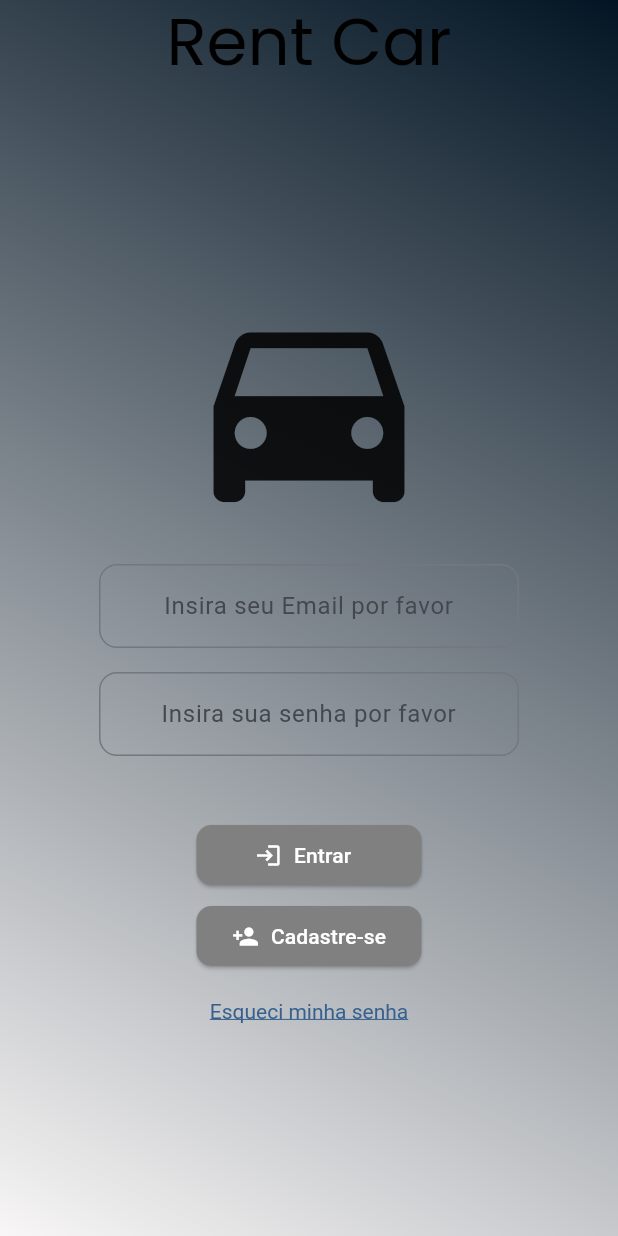
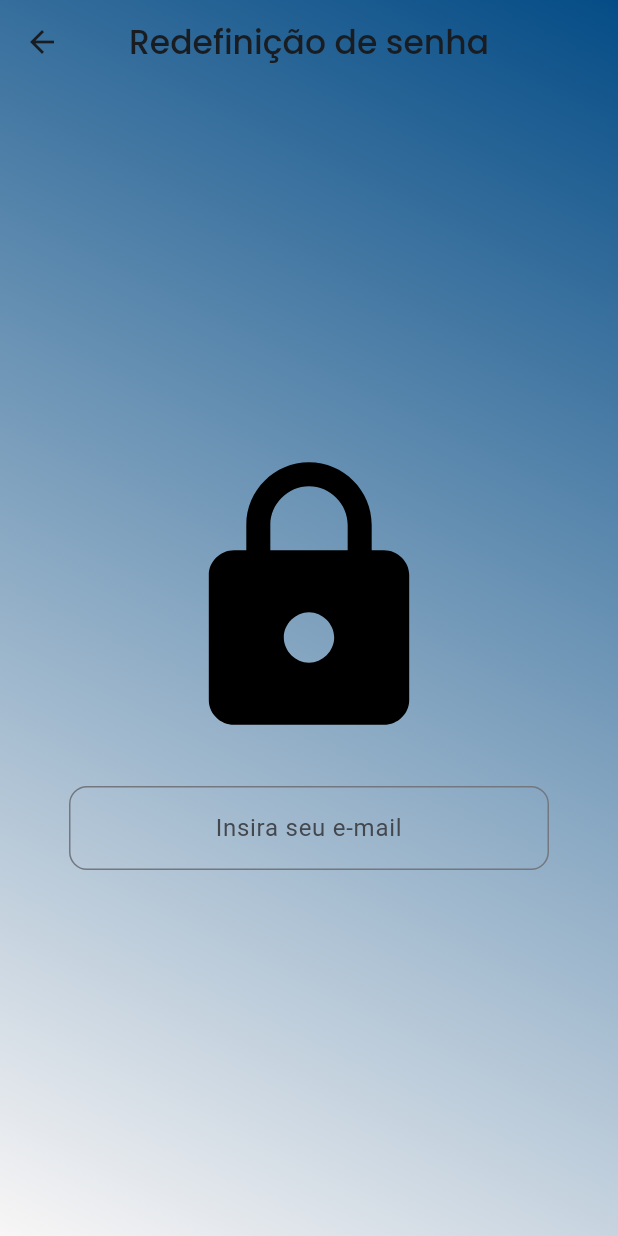
Before and after one commit to devtheozzinho/theo_2025, a Flutter app: the screen it shows after launch, after a tap on "Esqueci minha senha", on a phone screen of 412 x 824 dp. Run offline on Flutter 3.47's test engine with Material 3 defaults, Android fonts, the phone set to English and light mode, and no system bars; our stand-ins replace google_fonts; network calls fail.

Commit message:
criado nova tela de redefinir senha

```diff
--- a/academia/lib/form/formulario.dart
+++ b/academia/lib/form/formulario.dart
@@ -1,8 +1,7 @@
 import 'package:flutter/material.dart';
-import 'package:flutter/rendering.dart';
 import '../login/widgets/gradient.dart';
 import 'form_controller.dart';
-import '../login/view/class.dart';
+import '../login/widgets/confirm_user.dart';
 
 class Formulario extends StatelessWidget {
   const Formulario({super.key});
@@ -14,6 +13,7 @@ class Formulario extends StatelessWidget {
       appBar: AppBar(
         title: Text(
           'Cadastro de Usuário',
+          style: TextStyle(fontWeight: FontWeight.bold),
         ),
         backgroundColor: Colors.transparent,
         centerTitle: true,
--- /dev/null
+++ b/academia/lib/login/view/forget_password.dart
@@ -0,0 +1,53 @@
+import 'package:flutter/material.dart';
+import 'package:google_fonts/google_fonts.dart';
+import '../widgets/gradient.dart';
+import '../widgets/icon.dart';
+
+class ForgetPassword extends StatelessWidget {
+  const ForgetPassword({super.key});
+
+  @override
+  Widget build(BuildContext context) {
+    return Scaffold(
+      extendBodyBehindAppBar: true,
+      appBar: AppBar(
+        centerTitle: true,
+        backgroundColor: Colors.transparent,
+        title: Text(
+          "Redefinição de senha",
+          style: GoogleFonts.poppins(fontWeight: FontWeight.w500),
+        ),
+      ),
+      body: GradientApp(
+        child: Center(
+          child: Column(
+            mainAxisAlignment: MainAxisAlignment.center,
+            children: [
+              const SizedBox(
+                height: kToolbarHeight + 0,
+              ),
+              IconApp(
+                icone: Icons.lock,
+                cor: Colors.black,
+                tamanho: 200,
+              ),
+              const SizedBox(height: 24),
+              SizedBox(
+                width: 320,
+                child: TextFormField(
+                  textAlign: TextAlign.center,
+                  decoration: InputDecoration(
+                    border: OutlineInputBorder(
+                      borderRadius: BorderRadius.circular(12),
+                    ),
+                    hintText: "Insira seu e-mail",
+                  ),
+                ),
+              ),
+            ],
+          ),
+        ),
+      ),
+    );
+  }
+}
--- a/academia/lib/login/view/login.dart
+++ b/academia/lib/login/view/login.dart
@@ -2,15 +2,18 @@ import 'package:flutter/material.dart';
 import 'package:google_fonts/google_fonts.dart';
 import '../widgets/icon.dart';
 import '../widgets/Gradient.dart';
-import '../controller/user_name.dart';
-import '../../form/form_controller.dart';
-import '../../form/formulario.dart';
-import '../widgets/elevatdButton.dart';
-import '../widgets/forgetPassword.dart';
-import '../widgets/cadastroApp.dart';
+// import '../controller/user_name.dart';
+// import '../../form/form_controller.dart';
+// import '../../form/formulario.dart';
+import '../widgets/elevatd_button.dart';
+import '../widgets/forget_password.dart';
+import '../widgets/cadastro_app.dart';
+import '../view/forget_password.dart';
 // import 'package:material_color_utilities/material_color_utilities.dart';
 
 class MeuAplicativo extends StatefulWidget {
+  const MeuAplicativo({super.key});
+
   @override
   _MeuAplicativoState createState() => _MeuAplicativoState();
 }
@@ -52,7 +55,11 @@ class _MeuAplicativoState extends State<MeuAplicativo> {
                     child: Column(
                       mainAxisAlignment: MainAxisAlignment.center,
                       children: [
-                        IconCar(),
+                        IconApp(
+                          cor: Colors.black,
+                          tamanho: 200,
+                          icone: Icons.directions_car,
+                        ),
                         SizedBox(
                           height: 20,
                         ),
--- a/academia/lib/login/widgets/cadastroApp.dart
+++ b/academia/lib/login/widgets/cadastro_app.dart
@@ -17,7 +17,7 @@ class CadastroApp extends StatelessWidget {
           'Cadastre-se',
         ),
         style: ElevatedButton.styleFrom(
-          backgroundColor: Color.fromARGB(255, 128, 128, 128),
+          backgroundColor: Color.fromARGB(255, 39, 38, 73),
           foregroundColor: Colors.white,
           padding: EdgeInsets.symmetric(vertical: 10),
           shape: RoundedRectangleBorder(
--- a/academia/lib/login/widgets/confirmUser.dart
+++ b/academia/lib/login/widgets/confirm_user.dart
@@ -1,9 +1,9 @@
 import 'package:flutter/material.dart';
-
-import 'package:flutter/material.dart';
-import '../../form/form_controller.dart';
+// import '../../form/form_controller.dart';
 
 class ConfirFormUSer extends StatelessWidget {
+  const ConfirFormUSer({super.key});
+
   @override
   Widget build(BuildContext context) {
     return Align(
@@ -14,7 +14,7 @@ class ConfirFormUSer extends StatelessWidget {
           color: Colors.white,
         ),
         onPressed: () {
-          Navigator.pushNamed(context, 'cards');
+          Navigator.pushNamed(context, '/cards');
           // validatorCadastro(context);
         },
         label: Text(
@@ -26,7 +26,7 @@ class ConfirFormUSer extends StatelessWidget {
             borderRadius: BorderRadius.circular(10),
           ),
           foregroundColor: Colors.white,
-          backgroundColor: Color(0xFF808080),
+          backgroundColor: Color.fromARGB(255, 39, 38, 73),
         ),
       ),
     );
--- a/academia/lib/login/widgets/elevatdButton.dart
+++ b/academia/lib/login/widgets/elevatd_button.dart
@@ -1,15 +1,14 @@
 import 'package:flutter/material.dart';
-
 
 class ElevatedButtomApp extends StatelessWidget {
   final TextEditingController? emailcontroller;
   final TextEditingController? passwordcontroller;
 
   const ElevatedButtomApp({
-    Key? key,
+    super.key,
     required this.emailcontroller,
     required this.passwordcontroller,
-  }) : super(key: key);
+  });
 
   @override
   Widget build(BuildContext context) {
@@ -34,13 +33,12 @@ class ElevatedButtomApp extends StatelessWidget {
             'Entrar',
           ),
           style: ElevatedButton.styleFrom(
-            minimumSize: Size(150, 40),
-            shape: RoundedRectangleBorder(
-              borderRadius: BorderRadius.circular(10),
-            ),
-            foregroundColor: Colors.white,
-            backgroundColor: Color(0xFF808080),
-          ),
+              minimumSize: Size(150, 40),
+              shape: RoundedRectangleBorder(
+                borderRadius: BorderRadius.circular(10),
+              ),
+              foregroundColor: Colors.white,
+              backgroundColor: Color.fromARGB(255, 39, 38, 73)),
         ),
       ],
     );
--- a/academia/lib/login/widgets/forgetPassword.dart
+++ b/academia/lib/login/widgets/forget_password.dart
@@ -1,12 +1,15 @@
 import 'package:flutter/material.dart';
 
 class ButtomForgetPassword extends StatelessWidget {
+  const ButtomForgetPassword({super.key});
+
   @override
   Widget build(BuildContext context) {
     return SafeArea(
       child: TextButton(
-        onPressed: () {},
-        child: Text('Esqueci minha senha'),
+        onPressed: () {
+          Navigator.pushNamed(context, '/forgetPassword');
+        },
         style: TextButton.styleFrom(
           padding: EdgeInsets.zero,
           tapTargetSize: MaterialTapTargetSize.shrinkWrap,
@@ -14,6 +17,7 @@ class ButtomForgetPassword extends StatelessWidget {
             decoration: TextDecoration.underline,
           ),
         ),
+        child: Text('Esqueci minha senha'),
       ),
     );
   }
--- a/academia/lib/login/widgets/gradient.dart
+++ b/academia/lib/login/widgets/gradient.dart
@@ -3,7 +3,7 @@ import 'package:flutter/material.dart';
 class GradientApp extends StatelessWidget {
   final Widget child;
 
-  const GradientApp({Key? key, required this.child}) : super(key: key);
+  const GradientApp({super.key, required this.child});
   // o required que eu coloquei era o que precisa para voce inicializar a variavel e permitir o parametro.
 
   @override
@@ -16,7 +16,7 @@ class GradientApp extends StatelessWidget {
           begin: Alignment.topRight,
           end: Alignment.bottomLeft,
           colors: [
-            Color.fromARGB(255, 3, 21, 36),
+            Color.fromARGB(255, 5, 76, 134),
             Color.fromARGB(255, 248, 246, 246),
           ],
         ),
--- a/academia/lib/login/widgets/icon.dart
+++ b/academia/lib/login/widgets/icon.dart
@@ -1,11 +1,23 @@
 import 'package:flutter/material.dart';
 
-class IconCar extends StatelessWidget {
+class IconApp extends StatelessWidget {
+  final IconData icone;
+  final Color cor;
+  final double tamanho;
+
+  const IconApp({
+    super.key,
+    this.cor = Colors.black,
+    required this.icone,
+    this.tamanho = 200,
+  });
+
   @override
   Widget build(BuildContext context) {
     return Icon(
-      Icons.directions_car,
-      size: 170,
+      icone,
+      color: Colors.black,
+      size: tamanho,
     );
   }
 }
--- a/academia/lib/main.dart
+++ b/academia/lib/main.dart
@@ -1,8 +1,11 @@
 import 'package:academia/login/view/login.dart';
+import 'package:academia/login/widgets/forget_password.dart';
 import 'package:flutter/material.dart';
 import 'cards/widget.dart';
 import 'cards/Model/car_model.dart';
 import './form/formulario.dart';
+import './login/view/forget_password.dart';
+
 // import 'package:google_fonts/google_fonts.dart';
 
 void main() {
@@ -42,9 +45,8 @@ class MyApp extends StatelessWidget {
         routes: {
           'homepage': (context) => MeuAplicativo(),
           '/form': (context) => Formulario(),
-          'cards': (context) => CardProduct(
-                detalhes: car,
-              ),
+          '/cards': (context) => CardProduct(detalhes: car),
+          '/forgetPassword': (context) => ForgetPassword(),
         });
   }
 }
```
